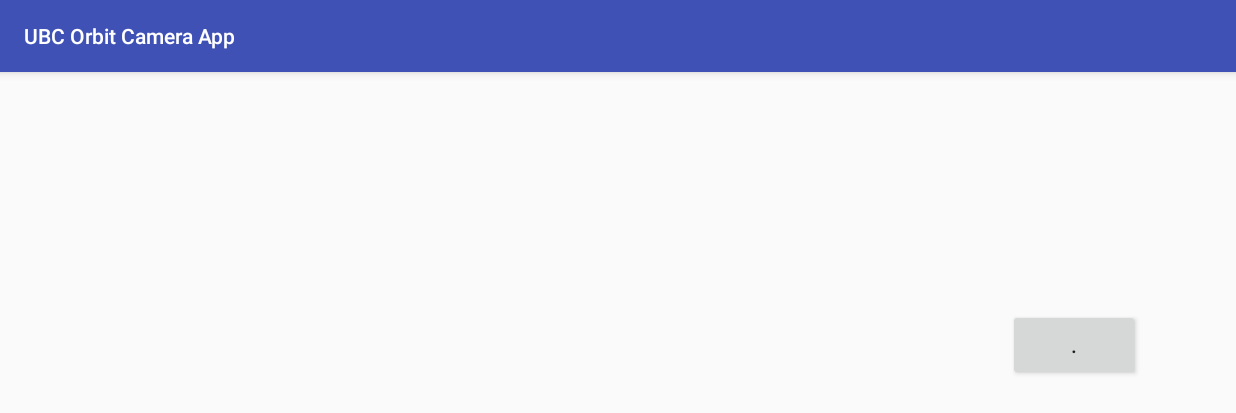
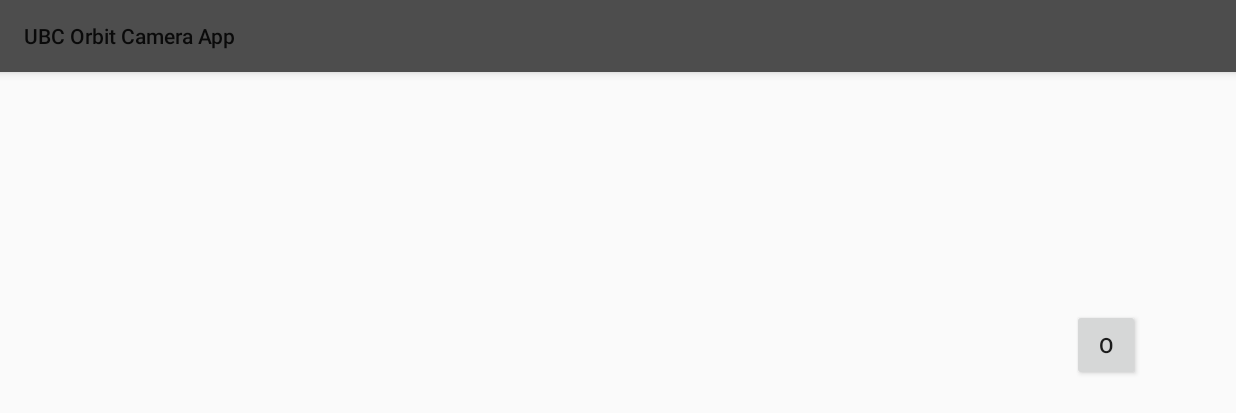
Before and after one commit to UBCOrbit/payload-camera-pof, an Android app: the screen it shows after launch (MainActivity), on a phone screen of 824 x 412 dp (held sideways). Shown: the top 413 px of the screen. Run offline under Robolectric (Android 15) with nearby library versions, the phone set to English and light mode, and no system bars.

```diff
--- a/app/src/main/AndroidManifest.xml
+++ b/app/src/main/AndroidManifest.xml
@@ -15,6 +15,7 @@
         android:supportsRtl="true"
         android:theme="@style/AppTheme">
         <activity android:name=".MainActivity"
+            android:theme="@style/AppTheme"
             android:screenOrientation="landscape">
             <intent-filter>
                 <action android:name="android.intent.action.MAIN" />
--- a/app/src/main/java/ubcorbit/ubcorbitcameraapp/MainActivity.java
+++ b/app/src/main/java/ubcorbit/ubcorbitcameraapp/MainActivity.java
@@ -10,6 +10,8 @@ import android.view.View;
 import android.view.Window;
 import android.widget.Button;
 import android.widget.FrameLayout;
+import android.widget.ImageButton;
+import android.widget.Toast;
 
 import java.io.File;
 import java.io.FileNotFoundException;
@@ -22,12 +24,15 @@ import java.util.Locale;
 @SuppressWarnings("deprecation")
 public class MainActivity extends AppCompatActivity {
 
-    public Button button;                               // image capture button
+    public Button button;                          // image capture button
     public String APP_NAME = "UBCOrbitCameraApp";
     public Camera theCamera;                            // reference to a device camera
     public CameraPreview preview;                       // view to display camera stream
     public FrameLayout previewLayout;                   // layout holding the camera preview
 
+    /**
+     * Gets called on image capture
+     */
     public Camera.PictureCallback JpegPictureCallback = new Camera.PictureCallback() {
 
         @Override
@@ -42,14 +47,19 @@ public class MainActivity extends AppCompatActivity {
                 try {
                     FileOutputStream fos = new FileOutputStream(pictureFile);
                     fos.write(data);
-                    Log.d(APP_NAME, "onPictureTaken() : successfully wrote to file:");
+                    Log.d(APP_NAME, "onPictureTaken() : successfully wrote to file");
                     fos.close();
+                    Toast.makeText(getApplicationContext(), "OK!", Toast.LENGTH_SHORT).show();
+
+                    // TODO: refactor to async task
+                    camera.startPreview();
+
                 } catch (FileNotFoundException e) {
-                    Log.d(APP_NAME, "File not found: " + e.getMessage());
+                    Log.d(APP_NAME, "onPictureTaken() : file not found: " + e.getMessage());
                 } catch (IOException e) {
-                    Log.d(APP_NAME, "Error opening file: " + e.getMessage());
+                    Log.d(APP_NAME, "onPictureTaken() : error opening file: " + e.getMessage());
                 } catch (Exception e) {
-                    Log.d(APP_NAME, "Unknown error accessing file: " + e.getMessage());
+                    Log.d(APP_NAME, "onPictureTaken() : unexpected error accessing file: " + e.getMessage());
                 }
             } else {
                 Log.d(APP_NAME, "Error creating media file, check storage permissions");
@@ -65,16 +75,31 @@ public class MainActivity extends AppCompatActivity {
         setContentView(R.layout.activity_main);
         previewLayout = (FrameLayout) findViewById(R.id.camera_preview_layout);
 
-        if(deviceHasCamera()){
-            Log.d(APP_NAME, "Camera found");
-            theCamera = getCamera();
-            preview = new CameraPreview(getApplicationContext(), theCamera);
-            preview.setVisibility(View.VISIBLE);
-            previewLayout.addView(preview);
-        } else {
-            Log.d(APP_NAME, "No camera found on device");
-        }
+        initTheCamera();
+        initButton();
+    }
 
+    @Override
+    protected void onResume(){
+        super.onResume();
+        initTheCamera();
+    }
+
+    @Override
+    protected void onPause(){
+        super.onPause();
+        theCamera.stopPreview();
+        releaseCamera();
+    }
+
+    @Override
+    protected void onStop(){
+        super.onStop();
+        theCamera.stopPreview();
+        releaseCamera();
+    }
+
+    private void initButton(){
         button = (Button) findViewById(R.id.camera_button);
         if(button != null) {
             button.setOnClickListener(new View.OnClickListener() {
@@ -86,10 +111,16 @@ public class MainActivity extends AppCompatActivity {
         }
     }
 
-    @Override
-    protected void onPause(){
-        super.onPause();
-        releaseCamera();
+    private void initTheCamera(){
+        if(deviceHasCamera()){
+            Log.d(APP_NAME, "Camera found");
+            theCamera = getCamera();
+            preview = new CameraPreview(getApplicationContext(), theCamera);
+            preview.setVisibility(View.VISIBLE);
+            previewLayout.addView(preview);
+        } else {
+            Log.d(APP_NAME, "No camera found on device");
+        }
     }
 
     /**
@@ -161,7 +192,7 @@ public class MainActivity extends AppCompatActivity {
         }
 
         // Create a media file name
-        String timeStamp = new SimpleDateFormat("yyyyMMdd_HHmmss", Locale.CANADA).format(new Date());
+        String timeStamp = new SimpleDateFormat("MMdd_HHmmss", Locale.CANADA).format(new Date());
         return new File(mediaStorageDir.getPath() + File.separator + "IMG_"+ timeStamp + ".jpg");
     }
 }
--- a/app/src/main/res/layout/activity_main.xml
+++ b/app/src/main/res/layout/activity_main.xml
@@ -19,10 +19,11 @@
         />
 
     <Button
-        android:text="."
-        android:layout_width="wrap_content"
+        android:layout_width="45dp"
         android:layout_height="wrap_content"
         android:layout_gravity="center"
-        android:id="@+id/camera_button" />
+        android:id="@+id/camera_button"
+        android:visibility="visible"
+        android:text="O" />
 
 </LinearLayout>
--- a/app/src/main/res/values/colors.xml
+++ b/app/src/main/res/values/colors.xml
@@ -1,6 +1,6 @@
 <?xml version="1.0" encoding="utf-8"?>
 <resources>
-    <color name="colorPrimary">#3F51B5</color>
-    <color name="colorPrimaryDark">#303F9F</color>
-    <color name="colorAccent">#FF4081</color>
+    <color name="colorPrimary">#4D4D4D</color>
+    <color name="colorPrimaryDark">#333333</color>
+    <color name="colorAccent">#3399FF</color>
 </resources>
--- a/app/src/main/res/values/styles.xml
+++ b/app/src/main/res/values/styles.xml
@@ -1,8 +1,10 @@
 <resources>
 
     <!-- Base application theme. -->
-    <style name="AppTheme" parent="Theme.AppCompat.Light.DarkActionBar">
+    <style name="AppTheme" parent="Theme.AppCompat.Light">
         <!-- Customize your theme here. -->
+        <item name="android:windowNoTitle">true</item>
+        <item name="android:windowFullscreen">true</item>
         <item name="colorPrimary">@color/colorPrimary</item>
         <item name="colorPrimaryDark">@color/colorPrimaryDark</item>
         <item name="colorAccent">@color/colorAccent</item>
```
Also changed, not shown: app/src/main/java/ubcorbit/ubcorbitcameraapp/CameraPreview.java (+12 -5 lines).
